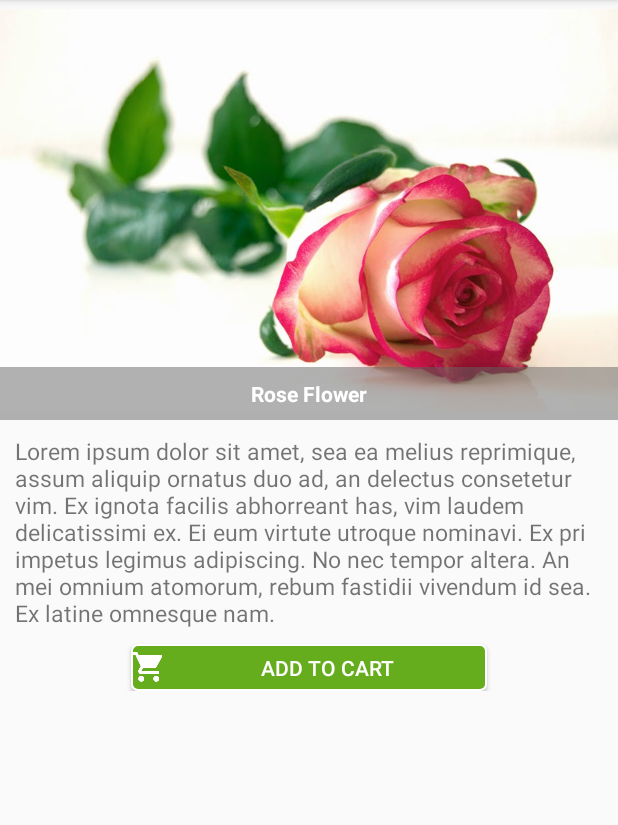
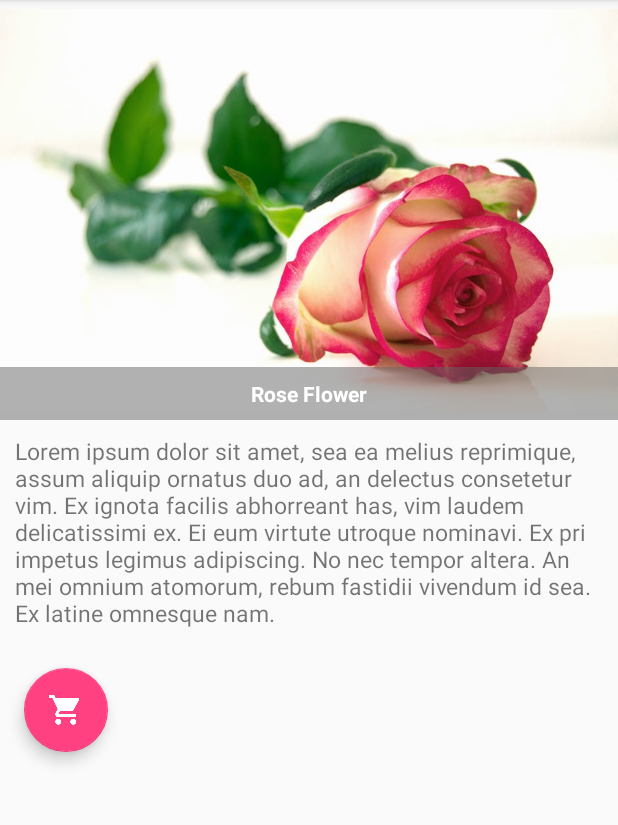
Before and after one commit to GathuaKiragu/PhancyFlowersAndroidApp, an Android app: the fragment ProductDetailFragment shown on its own in the app's theme, on a phone screen of 412 x 824 dp, the part 84-909 px from its top. Run offline under Robolectric (Android 15) with nearby library versions, the phone set to English and light mode, and no system bars.

Commit message:
Added a floating add to cart button

```diff
--- a/app/build.gradle
+++ b/app/build.gradle
@@ -25,7 +25,7 @@ dependencies {
         exclude group: 'com.android.support', module: 'support-annotations'
     })
     compile 'com.android.support:appcompat-v7:23.0.1'
-    compile 'com.android.support:recyclerview-v7:23.0.1'
+    compile 'com.android.support:recyclerview-v7:25.0.1'
     compile 'com.android.support.constraint:constraint-layout:1.0.2'
     compile 'com.jakewharton:butterknife:7.0.1'
     compile 'com.android.support:cardview-v7:23.0.1'
--- a/app/src/main/java/com/example/kiragu/phancyflowers/ui/ProductDetailFragment.java
+++ b/app/src/main/java/com/example/kiragu/phancyflowers/ui/ProductDetailFragment.java
@@ -24,7 +24,7 @@ public class ProductDetailFragment extends Fragment {
     public View onCreateView(LayoutInflater inflater, ViewGroup container,
                              Bundle savedInstanceState) {
         // Inflate the layout for this fragment
-        return inflater.inflate(R.layout.fragment_blank, container, false);
+        return inflater.inflate(R.layout.fragment_product, container, false);
     }
 
 }
--- a/app/src/main/java/com/example/kiragu/phancyflowers/ui/ProductListActivity.java
+++ b/app/src/main/java/com/example/kiragu/phancyflowers/ui/ProductListActivity.java
@@ -73,7 +73,6 @@ public class ProductListActivity extends AppCompatActivity {
         listViewItems.add(new Product("Roses", R.drawable.example));
         listViewItems.add(new Product("Roses", R.drawable.example));
         listViewItems.add(new Product("Garden Flowers", R.drawable.example));
-
         return listViewItems;
     }
 }
--- a/app/src/main/res/layout/fragment_blank.xml
+++ b/app/src/main/res/layout/fragment_product.xml
@@ -1,10 +1,11 @@
 <FrameLayout xmlns:android="http://schemas.android.com/apk/res/android"
     android:layout_width="match_parent"
     android:layout_height="wrap_content">
-    <LinearLayout xmlns:android="http://schemas.android.com/apk/res/android"
+
+    <LinearLayout
         android:layout_width="fill_parent"
         android:layout_height="fill_parent"
-        android:orientation="vertical" >
+        android:orientation="vertical">
 
         <RelativeLayout
             android:layout_width="wrap_content"
@@ -15,21 +16,21 @@
                 android:id="@+id/imgview"
                 android:layout_width="wrap_content"
                 android:layout_height="wrap_content"
-                android:src="@drawable/example"
+                android:layout_alignParentLeft="true"
+                android:layout_alignParentStart="true"
                 android:layout_alignParentTop="true"
-                android:layout_alignParentLeft="true"
-                android:layout_alignParentStart="true" />
+                android:src="@drawable/example" />
 
             <RelativeLayout
                 android:layout_width="150dp"
                 android:layout_height="35dp"
                 android:layout_alignParentBottom="true"
-                android:layout_marginBottom="0dp"
-                android:background="#80666666"
-                android:layout_alignParentRight="true"
                 android:layout_alignParentEnd="true"
                 android:layout_alignParentLeft="true"
-                android:layout_alignParentStart="true">
+                android:layout_alignParentRight="true"
+                android:layout_alignParentStart="true"
+                android:layout_marginBottom="0dp"
+                android:background="#80666666">
 
                 <TextView
                     android:id="@+id/text"
@@ -39,29 +40,24 @@
                     android:layout_centerVertical="true"
                     android:text="Rose Flower"
                     android:textColor="#FFFFFF"
-                    android:textStyle="bold"/>
+                    android:textStyle="bold" />
             </RelativeLayout>
         </RelativeLayout>
+
         <TextView
             android:layout_width="match_parent"
             android:layout_height="match_parent"
+            android:padding="10sp"
             android:text="Lorem ipsum dolor sit amet, sea ea melius reprimique, assum aliquip ornatus duo ad, an delectus consetetur vim. Ex ignota facilis abhorreant has, vim laudem delicatissimi ex. Ei eum virtute utroque nominavi. Ex pri impetus legimus adipiscing.
 No nec tempor altera. An mei omnium atomorum, rebum fastidii vivendum id sea. Ex latine omnesque nam."
-            android:textSize="15sp"
-            android:padding="10sp"/>
+            android:textSize="15sp" />
 
-        <Button
-            android:id="@+id/AddToCart"
-            android:layout_width="237dp"
-            android:layout_height="31dp"
-            android:layout_alignParentBottom="true"
-            android:layout_alignParentLeft="true"
-            android:layout_alignParentStart="true"
-            android:background="@drawable/buttonshape"
-            android:gravity="center"
-            android:text="Add To Cart"
-            android:layout_gravity="center"
-            android:drawableLeft="@drawable/ic_shopping_cart_white_24dp"
-            android:textColor="@color/colorWhite" />
+        <android.support.design.widget.FloatingActionButton
+            android:id="@+id/fab"
+            android:layout_width="70dp"
+            android:layout_height="wrap_content"
+            android:layout_margin="16dp"
+            android:clickable="true"
+            android:src="@drawable/ic_shopping_cart_white_24dp" />
     </LinearLayout>
 </FrameLayout>
--- a/app/src/main/res/layout/products.xml
+++ b/app/src/main/res/layout/products.xml
@@ -18,8 +18,8 @@
         <ImageView
             android:id="@+id/product_photo"
             android:layout_gravity="center_horizontal"
-            android:layout_width="wrap_content"
-            android:layout_height="wrap_content"
+            android:layout_width="100dp"
+            android:layout_height="150dp"
             android:scaleType="centerCrop" />
 
         <TextView
```
